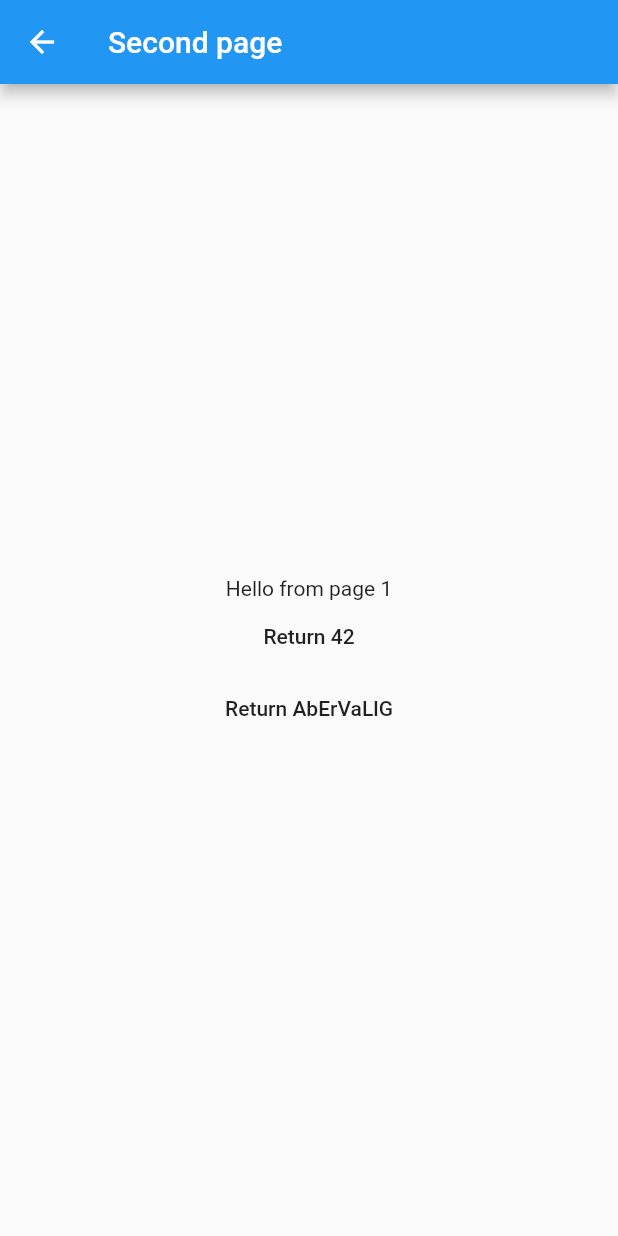
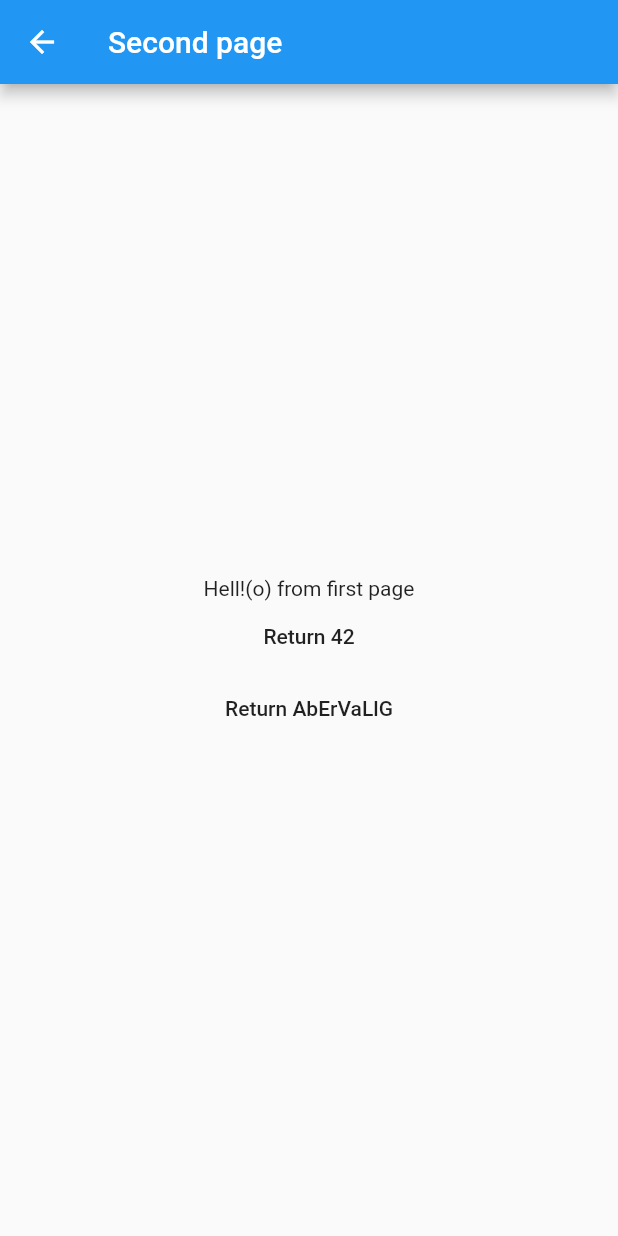
Before and after one commit to Bondidos/module4_navigation_epam, a Flutter app: the screen it shows after launch, after a tap on "Navigate second page", on a phone screen of 412 x 824 dp. Run offline on Flutter 3.47's test engine with Material 2 defaults, Android fonts, the phone set to English and light mode, and no system bars.

Commit message:
some additional fixes

```diff
--- a/lib/main.dart
+++ b/lib/main.dart
@@ -1,6 +1,5 @@
 import 'package:flutter/material.dart';
-import 'package:module4_navigation_epam/pages/first_screen.dart';
-import 'package:module4_navigation_epam/pages/second_page.dart';
+import 'package:module4_navigation_epam/routes/generate_routes.dart';
 
 void main() {
   runApp(const MyApp());
@@ -17,21 +16,7 @@ class MyApp extends StatelessWidget {
       theme: ThemeData(
         primarySwatch: Colors.blue,
       ),
-      routes: {
-        "/": (context) => const FirstPage(),
-      },
-      onGenerateRoute: (settings){
-        if(settings.name == "/second"){
-          final args = settings.arguments.toString();
-          return MaterialPageRoute(
-            builder: (context){
-              return SecondPage(messageFromFirst: args);
-            }
-          );
-        }
-        assert(false, 'Need to implement ${settings.name}');
-        return null;
-      },
+      onGenerateRoute: GenerateRoutes.generateRoute,
       initialRoute: "/",
     );
   }
--- a/lib/pages/first_screen.dart
+++ b/lib/pages/first_screen.dart
@@ -1,5 +1,4 @@
 import 'package:flutter/material.dart';
-import 'package:module4_navigation_epam/pages/second_page.dart';
 
 class FirstPage extends StatelessWidget {
   const FirstPage({Key? key}) : super(key: key);
@@ -23,13 +22,11 @@ class FirstPage extends StatelessWidget {
   }
 
   Future<void> navigateSecondPage(BuildContext context) async {
-    await Navigator.push(
+    await Navigator.pushNamed(
       context,
-      MaterialPageRoute(
-        builder: (BuildContext context) =>
-        const SecondPage(messageFromFirst: "Hello from page 1"),
-      ),
-    ).then((value) => showAlert(context, value));
+      '/second',
+      arguments: 'Hell!(o) from first page',
+    ).then((value) => showAlert(context, value as String));
   }
 
   Future<bool> exitDialog(BuildContext context) async => await showDialog(
@@ -54,8 +51,7 @@ class FirstPage extends StatelessWidget {
     return showDialog<void>(
       context: context,
       barrierDismissible: true,
-      builder: (context) =>
-          AlertDialog(
+      builder: (context) => AlertDialog(
         title: const Text("Message from second page is:"),
         content: Text(result),
         actions: [
--- /dev/null
+++ b/lib/routes/generate_routes.dart
@@ -0,0 +1,35 @@
+import 'package:flutter/cupertino.dart';
+import 'package:flutter/material.dart';
+import 'package:module4_navigation_epam/pages/first_screen.dart';
+import 'package:module4_navigation_epam/pages/second_page.dart';
+
+class GenerateRoutes {
+  static Route<dynamic> generateRoute(RouteSettings settings) {
+    final arg = settings.arguments;
+    switch (settings.name) {
+      case '/':
+        return MaterialPageRoute(builder: (_) => const FirstPage());
+      case '/second':
+        if (arg is String) {
+          return MaterialPageRoute(
+              builder: (_) => SecondPage(messageFromFirst: arg));
+        } else {
+          return error();
+        }
+      default:
+        error();
+    }
+    return error();
+  }
+
+  static Route error() => MaterialPageRoute(
+        builder: (context) => Scaffold(
+          appBar: AppBar(
+            title: const Text("Error"),
+          ),
+          body: const Center(
+            child: Text("Error Route"),
+          ),
+        ),
+      );
+}
```
Also changed, not shown: lib/pages/second_page.dart (+4 -5 lines). Lines whose indentation alone changed are shown as unchanged.
